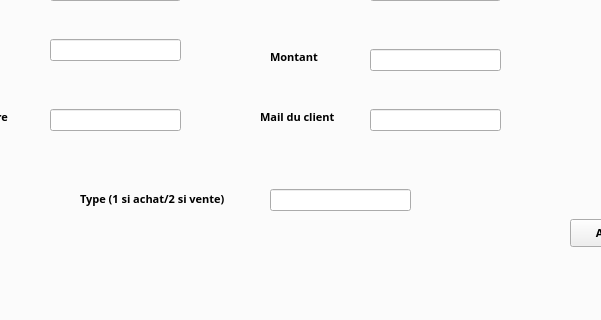
Before: the Qt Designer form mainwindow.ui in hedithameur/Projet_C-, drawn with Qt 5; both pictures show x 121 to 722 and y 148 to 468 of the 1201 by 643 pixel window.
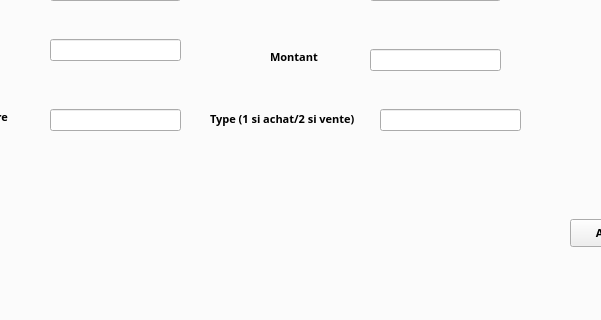
After: the same form once the commit is applied. The open tabs and pages were chosen to show the change.

```diff
--- a/mainwindow.ui
+++ b/mainwindow.ui
@@ -160,19 +160,6 @@
          </rect>
         </property>
        </widget>
-       <widget class="QLabel" name="label_7">
-        <property name="geometry">
-         <rect>
-          <x>370</x>
-          <y>220</y>
-          <width>81</width>
-          <height>16</height>
-         </rect>
-        </property>
-        <property name="text">
-         <string>Mail du client</string>
-        </property>
-       </widget>
        <widget class="QLabel" name="label_8">
         <property name="geometry">
          <rect>
@@ -199,16 +186,6 @@
          <string/>
         </property>
        </widget>
-       <widget class="QLineEdit" name="le_mail">
-        <property name="geometry">
-         <rect>
-          <x>480</x>
-          <y>220</y>
-          <width>131</width>
-          <height>22</height>
-         </rect>
-        </property>
-       </widget>
        <widget class="QPushButton" name="bp_ajouter">
         <property name="geometry">
          <rect>
@@ -225,8 +202,8 @@
        <widget class="QLabel" name="label_19">
         <property name="geometry">
          <rect>
-          <x>190</x>
-          <y>300</y>
+          <x>320</x>
+          <y>220</y>
           <width>161</width>
           <height>20</height>
          </rect>
@@ -238,8 +215,8 @@
        <widget class="QLineEdit" name="le_type">
         <property name="geometry">
          <rect>
-          <x>380</x>
-          <y>300</y>
+          <x>490</x>
+          <y>220</y>
           <width>141</width>
           <height>22</height>
          </rect>
```
Left out of the diff: 15 changed lines with no effect on the pictures.
